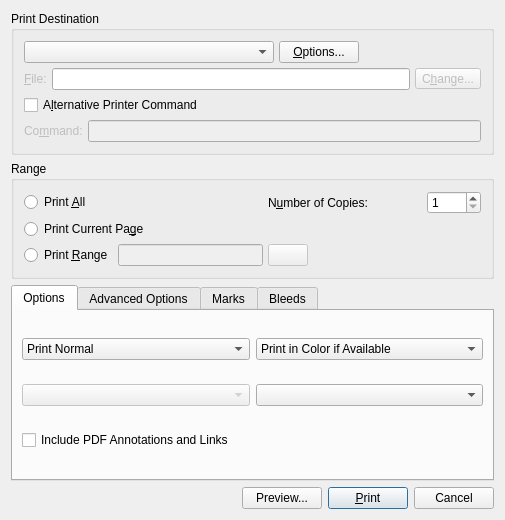
This is scribus/ui/printdialogbase.ui in scribusproject/scribus as Qt 5 draws it before an edit. The edited form follows.
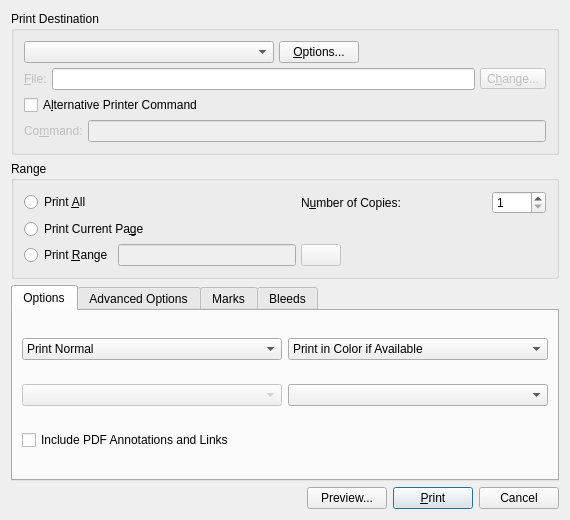
This is the edited form. Custom widgets are drawn as their Qt base class.

Commit message: #9242: Fix overly long tooltips with some <qt></qt> tags

Patch:
```diff
--- a/scribus/ui/printdialogbase.ui
+++ b/scribus/ui/printdialogbase.ui
@@ -6,7 +6,7 @@
    <rect>
     <x>0</x>
     <y>0</y>
-    <width>505</width>
+    <width>570</width>
     <height>520</height>
    </rect>
   </property>
@@ -637,8 +637,8 @@
  <customwidgets>
   <customwidget>
    <class>ScrSpinBox</class>
-   <extends>QDoubleSpinBox</extends>
-   <header>ui/scrspinbox.h</header>
+   <extends>QSpinBox</extends>
+   <header location="global">ui/scrspinbox.h</header>
   </customwidget>
  </customwidgets>
  <resources/>
```
Left out of the diff: 4 changed lines with no effect on the pictures.
